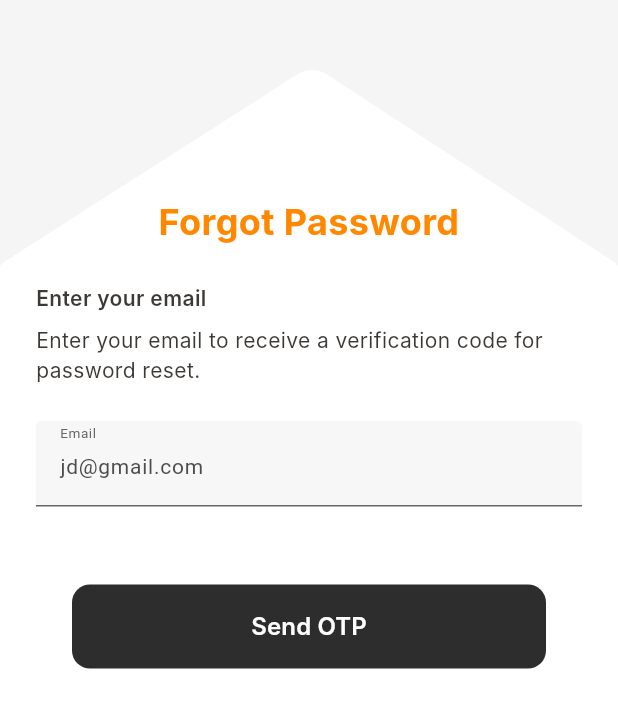
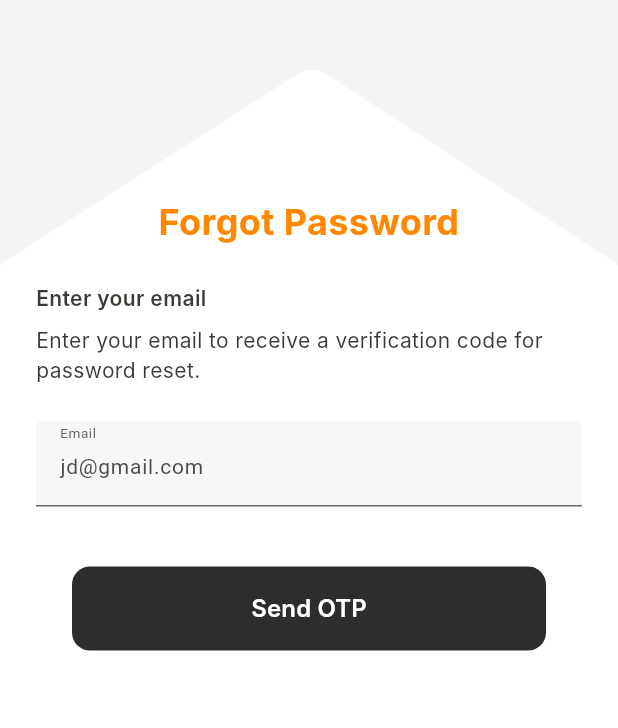
Before and after one commit to texttest37/gridPractice, a Flutter app: the _ForgotPasswordScreenContent widget shown alone on an empty page, opened directly, on a phone screen of 412 x 824 dp, the part 107-835 px from its top. Run offline on Flutter 3.47's test engine with Material 3 defaults, Android fonts, the phone set to English and light mode, and no system bars; Roboto replaces fonts that are missing (Inter, Poppins).

Commit message:
send otp bottom margin fix

```diff
--- a/app/lib/src/views/screens/forgot_password_screen.dart
+++ b/app/lib/src/views/screens/forgot_password_screen.dart
@@ -119,7 +119,7 @@ class _ForgotPasswordScreenContentState extends State<_ForgotPasswordScreenConte
                       textInputAction: TextInputAction.done,
                     ),
 
-                    SizedBox(height: isSmallScreen ? 32 : 40),
+                    SizedBox(height: isSmallScreen ? 20 : 24),
 
                     // Send OTP Button
                     Padding(
```
